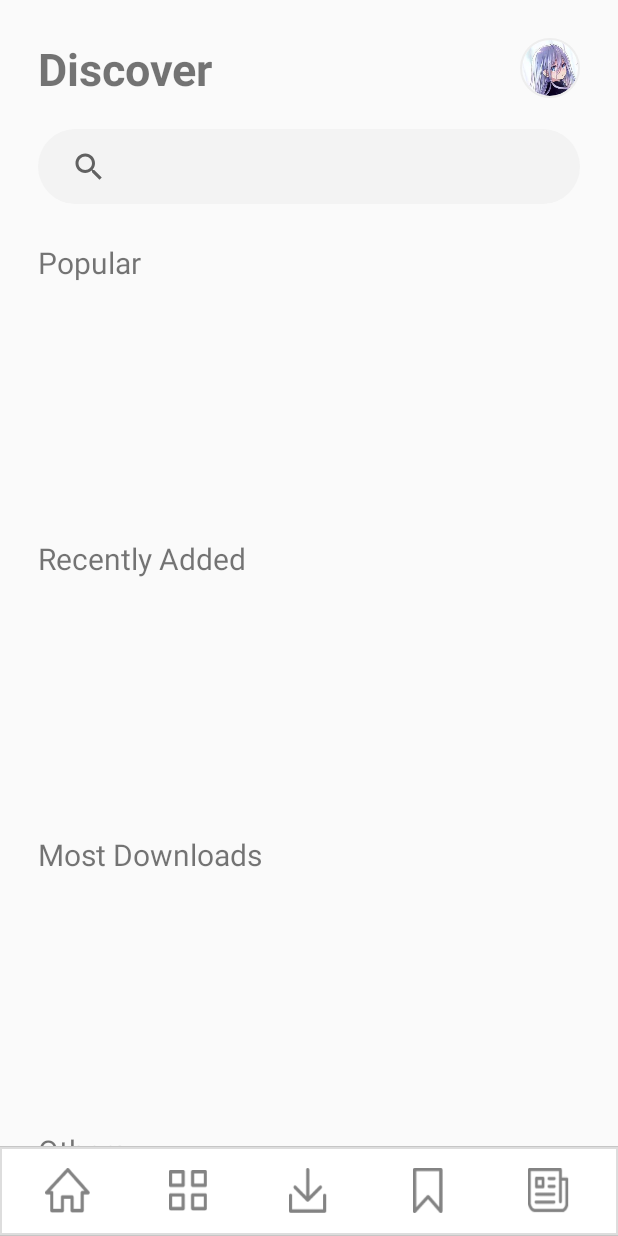
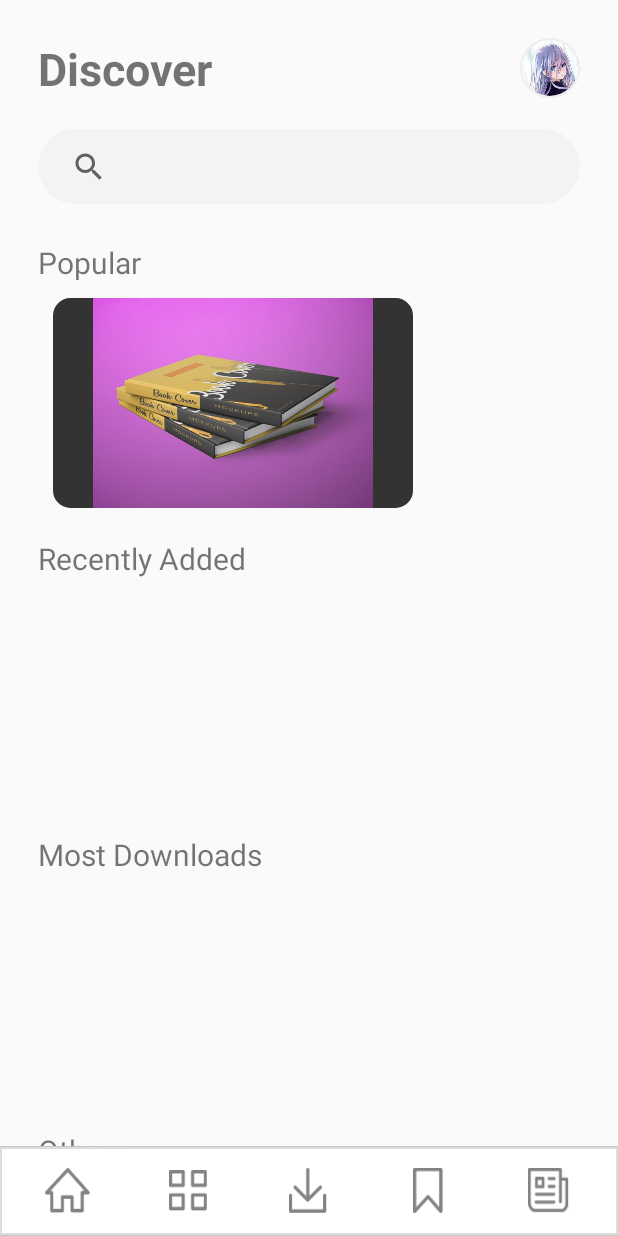
Before and after one commit to veasnawt/friendies, an Android app: the screen it shows after launch (MainActivity), on a phone screen of 412 x 824 dp. Run offline under Robolectric (Android 15) with nearby library versions, the light colour scheme and no system bars; our stand-ins replace CircleImageView; plain views replace MultiSnapRecyclerView.

Commit message:
Added item to popular_recyclerview

```diff
--- a/app/src/main/java/com/example/friendies/MainActivity.java
+++ b/app/src/main/java/com/example/friendies/MainActivity.java
@@ -1,14 +1,39 @@
 package com.example.friendies;
 
 import androidx.appcompat.app.AppCompatActivity;
+import androidx.recyclerview.widget.LinearLayoutManager;
+import androidx.recyclerview.widget.RecyclerView;
 
 import android.os.Bundle;
 
+import com.example.friendies.adapter.PopularAdapter;
+import com.example.friendies.model.PopularModel;
+
+import java.util.ArrayList;
+
 public class MainActivity extends AppCompatActivity {
+
+    RecyclerView popular_recyclerview;
+    PopularAdapter adapter;
+    ArrayList<PopularModel> popularModels;
 
     @Override
     protected void onCreate(Bundle savedInstanceState) {
         super.onCreate(savedInstanceState);
         setContentView(R.layout.activity_main);
+
+        popular_recyclerview = findViewById(R.id.popular_recyclerview);
+        popularModels = new ArrayList<>();
+
+        for(int i = 0; i < 5; i++){
+            PopularModel model = new PopularModel();
+            model.setImgCover(R.drawable.popularbook);
+            popularModels.add(model);
+
+        }
+
+        popular_recyclerview.setLayoutManager(new LinearLayoutManager(this));
+        adapter = new PopularAdapter(this,popularModels);
+        popular_recyclerview.setAdapter(adapter);
     }
 }
--- /dev/null
+++ b/app/src/main/java/com/example/friendies/adapter/PopularAdapter.java
@@ -0,0 +1,44 @@
+package com.example.friendies.adapter;
+
+import android.content.Context;
+import android.view.LayoutInflater;
+import android.view.View;
+import android.view.ViewGroup;
+
+import androidx.annotation.NonNull;
+import androidx.recyclerview.widget.RecyclerView;
+
+import com.example.friendies.R;
+import com.example.friendies.holder.PopularHolder;
+import com.example.friendies.model.PopularModel;
+
+import java.util.ArrayList;
+
+public class PopularAdapter extends RecyclerView.Adapter<PopularHolder> {
+
+    Context context;
+
+    ArrayList<PopularModel> listModel;
+
+    public PopularAdapter(Context context, ArrayList<PopularModel> listModel){
+        this.context = context;
+        this.listModel = listModel;
+    }
+
+    @NonNull
+    @Override
+    public PopularHolder onCreateViewHolder(@NonNull ViewGroup parent, int viewType) {
+        View view = LayoutInflater.from(parent.getContext()).inflate(R.layout.popular_item, null);
+        return new PopularHolder(view);
+    }
+
+    @Override
+    public void onBindViewHolder(@NonNull PopularHolder holder, int position) {
+        holder.imgCover.setImageResource(listModel.get(position).getImgCover());
+    }
+
+    @Override
+    public int getItemCount() {
+        return listModel.size();
+    }
+}
--- /dev/null
+++ b/app/src/main/java/com/example/friendies/holder/PopularHolder.java
@@ -0,0 +1,26 @@
+package com.example.friendies.holder;
+
+import android.view.View;
+import android.widget.ImageView;
+import android.widget.TextView;
+
+import androidx.annotation.NonNull;
+import androidx.recyclerview.widget.RecyclerView;
+
+import com.example.friendies.R;
+
+public class PopularHolder extends RecyclerView.ViewHolder implements View.OnClickListener {
+
+    public ImageView imgCover;
+
+    public PopularHolder(@NonNull View itemView) {
+        super(itemView);
+
+        this.imgCover = itemView.findViewById(R.id.imgCover);
+    }
+
+    @Override
+    public void onClick(View v) {
+
+    }
+}
--- /dev/null
+++ b/app/src/main/java/com/example/friendies/model/PopularModel.java
@@ -0,0 +1,22 @@
+package com.example.friendies.model;
+
+public class PopularModel {
+
+    int id, imgCover;
+
+    public void setId(int id) {
+        this.id = id;
+    }
+
+    public int getId() {
+        return id;
+    }
+
+    public int getImgCover() {
+        return imgCover;
+    }
+
+    public void setImgCover(int imgCover) {
+        this.imgCover = imgCover;
+    }
+}
--- a/app/src/main/res/layout/activity_main.xml
+++ b/app/src/main/res/layout/activity_main.xml
@@ -73,7 +73,7 @@
                     android:orientation="horizontal"
                     app:msrv_gravity="start"
                     app:msrv_ms_per_inch="100"
-                    app:msrv_snap_count="1"/>
+                    app:msrv_snap_count="5"/>
 
                 <TextView
                     android:layout_width="wrap_content"
--- a/app/src/main/res/layout/popular_item.xml
+++ b/app/src/main/res/layout/popular_item.xml
@@ -6,10 +6,15 @@
 
     <RelativeLayout
         android:layout_width="240dp"
-        android:layout_height="160dp"
-        android:background="@drawable/rounded_shape"
-        android:backgroundTint="@color/colorPrimary"
+        android:layout_height="140dp"
         android:layout_margin="10dp">
+
+        <ImageView
+            android:id="@+id/imgCover"
+            android:layout_width="match_parent"
+            android:layout_height="match_parent"
+            android:background="@drawable/rounded_shape"
+            android:backgroundTint="#333"/>
 
     </RelativeLayout>
 
```
